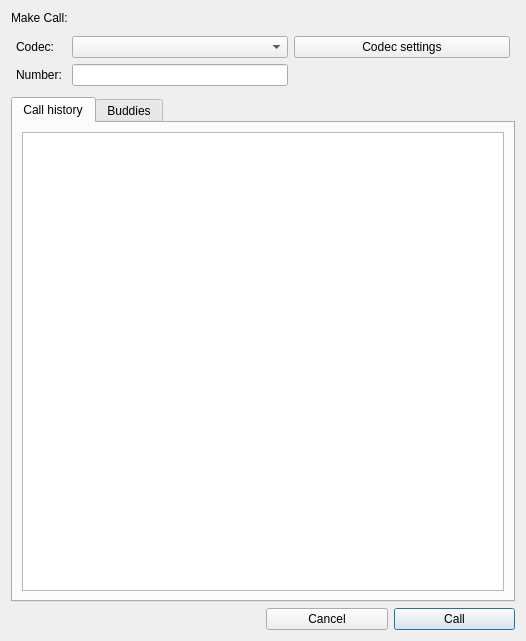
AWAH-SIP/AWAH-SIP_Desktop-GUI, file makecall.ui: the form before one commit.
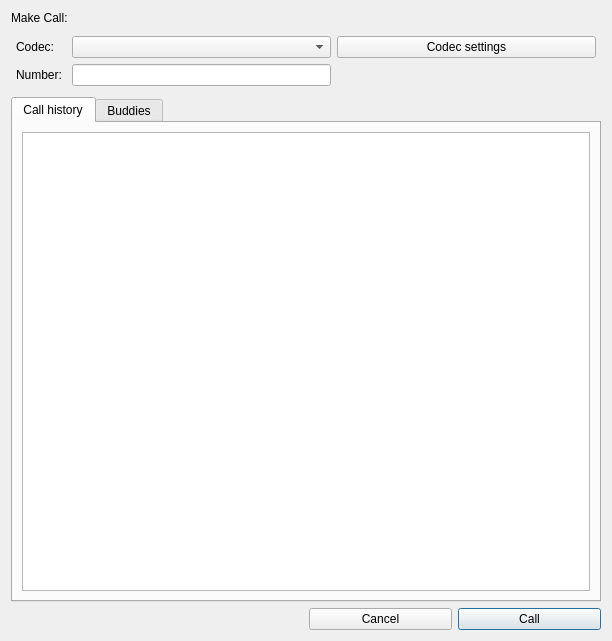
The form after the commit.

The edit to the form file:
```diff
--- a/makecall.ui
+++ b/makecall.ui
@@ -6,7 +6,7 @@
    <rect>
     <x>0</x>
     <y>0</y>
-    <width>526</width>
+    <width>612</width>
     <height>641</height>
    </rect>
   </property>
```
